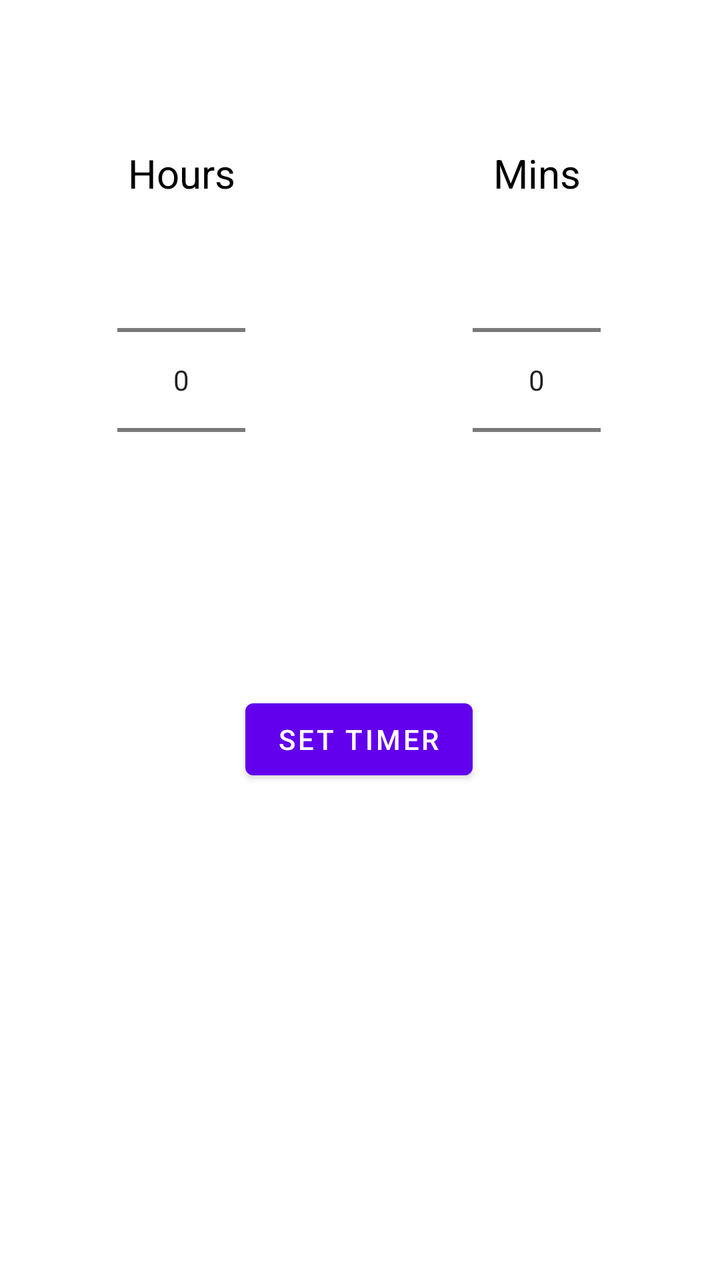
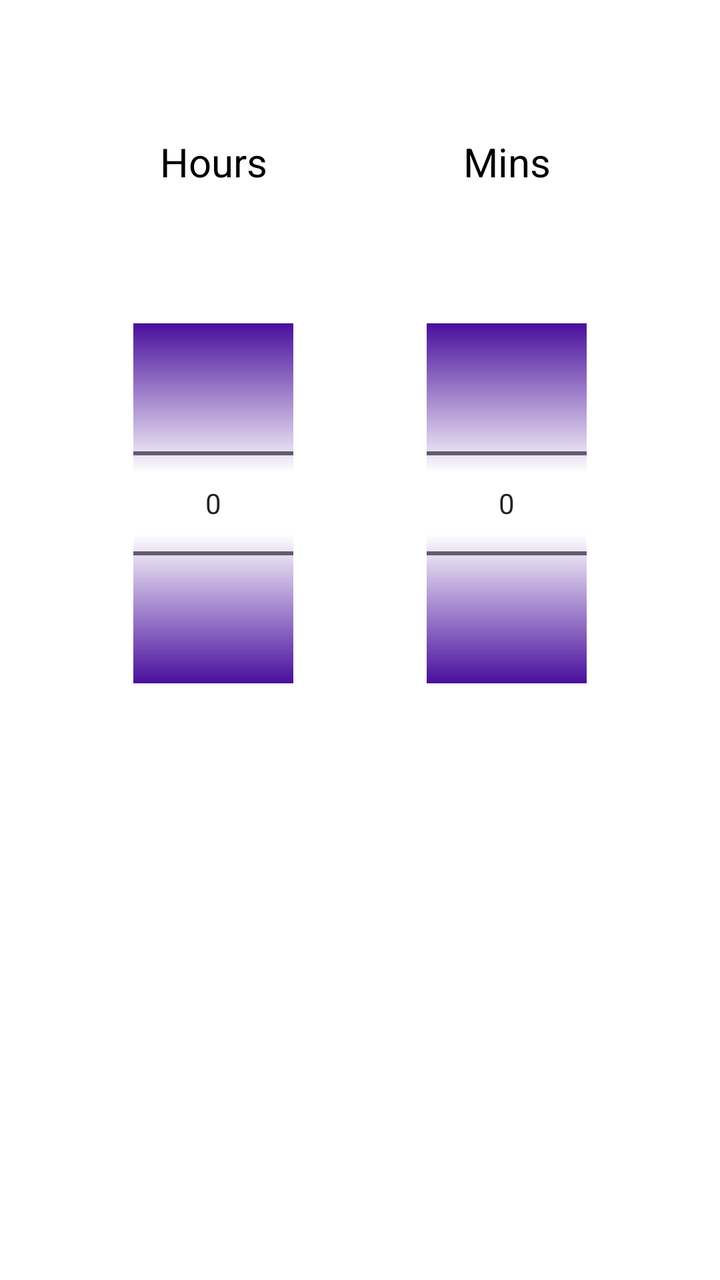

Two renders of the same Android screen: before a commit and after it. Below are the layout's source before the change and the commit's diff.
<!-- AndroidManifest.xml: application theme Theme.GamblingBadger -->
<!-- res/layout/fragment_timer.xml -->
<?xml version="1.0" encoding="utf-8"?>
<androidx.constraintlayout.widget.ConstraintLayout xmlns:android="http://schemas.android.com/apk/res/android"
    xmlns:app="http://schemas.android.com/apk/res-auto"
    xmlns:tools="http://schemas.android.com/tools"
    android:layout_width="match_parent"
    android:layout_height="match_parent"
    tools:context=".timer.TimerFragment" >

    <NumberPicker
        android:id="@+id/npH"
        android:layout_width="wrap_content"
        android:layout_height="wrap_content"
        android:layout_marginBottom="360dp"
        android:textColor="@color/black"
        app:layout_constraintBottom_toBottomOf="parent"
        app:layout_constraintEnd_toStartOf="@+id/timerFrag_button_SetTimer"
        app:layout_constraintHorizontal_bias="1.0"
        app:layout_constraintStart_toStartOf="parent" />

    <NumberPicker
        android:id="@+id/npM"
        android:layout_width="wrap_content"
        android:layout_height="wrap_content"
        android:layout_marginBottom="360dp"
        android:scrollbarSize="4dp"
        android:textColor="@color/black"
        app:layout_constraintBottom_toBottomOf="parent"
        app:layout_constraintEnd_toEndOf="parent"
        app:layout_constraintHorizontal_bias="0.0"
        app:layout_constraintStart_toEndOf="@+id/timerFrag_button_SetTimer" />

    <TextView
        android:id="@+id/textView2"
        android:layout_width="wrap_content"
        android:layout_height="wrap_content"
        android:text="Hours"
        android:textColor="@color/black"
        android:textSize="20dp"
        app:layout_constraintBottom_toTopOf="@+id/npH"
        app:layout_constraintEnd_toEndOf="@+id/npH"
        app:layout_constraintStart_toStartOf="@+id/npH" />

    <TextView
        android:id="@+id/textView"
        android:layout_width="wrap_content"
        android:layout_height="wrap_content"
        android:text="Mins"
        android:textColor="@color/black"
        android:textSize="20sp"
        app:layout_constraintBottom_toTopOf="@+id/npM"
        app:layout_constraintEnd_toEndOf="@+id/npM"
        app:layout_constraintStart_toStartOf="@+id/npM" />

    <Button
        android:id="@+id/timerFrag_button_SetTimer"
        android:layout_width="wrap_content"
        android:layout_height="wrap_content"
        android:text="Set Timer"
        app:layout_constraintBottom_toBottomOf="parent"
        app:layout_constraintEnd_toEndOf="parent"
        app:layout_constraintHorizontal_bias="0.498"
        app:layout_constraintStart_toStartOf="parent"
        app:layout_constraintTop_toBottomOf="@+id/npM"
        app:layout_constraintVertical_bias="0.211" />

    <TextView
        android:id="@+id/tv3"
        android:layout_width="wrap_content"
        android:layout_height="wrap_content"
        android:layout_marginBottom="152dp"
        android:textColor="@color/black"
        android:textSize="20sp"
        android:visibility="visible"
        app:layout_constraintBottom_toBottomOf="parent"
        app:layout_constraintEnd_toEndOf="parent"
        app:layout_constraintHorizontal_bias="0.498"
        app:layout_constraintStart_toStartOf="parent" />

    <Button
        android:id="@+id/conbutton"
        android:layout_width="wrap_content"
        android:layout_height="wrap_content"
        android:text="confirm"
        android:visibility="invisible"
        app:layout_constraintBottom_toBottomOf="parent"
        app:layout_constraintEnd_toEndOf="parent"
        app:layout_constraintHorizontal_bias="0.498"
        app:layout_constraintStart_toStartOf="parent"
        app:layout_constraintTop_toBottomOf="@+id/timerFrag_button_SetTimer"
        app:layout_constraintVertical_bias="0.772" />


</androidx.constraintlayout.widget.ConstraintLayout>
<!-- resources referenced by this layout -->
<resources>
  <color name="black">#FF000000</color>
  <style name="Theme.GamblingBadger" parent="Theme.MaterialComponents.DayNight.DarkActionBar">
          
          <item name="colorPrimary">@color/purple_500</item>
          <item name="colorPrimaryVariant">@color/purple_700</item>
          <item name="colorOnPrimary">@color/white</item>
          
          <item name="colorSecondary">@color/teal_200</item>
          <item name="colorSecondaryVariant">@color/teal_700</item>
          <item name="colorOnSecondary">@color/black</item>
          
          <item name="android:statusBarColor" tools:targetApi="l">?attr/colorPrimaryVariant</item>
          
      </style>
  <color name="purple_500">#FF6200EE</color>
  <color name="purple_700">#FF3700B3</color>
  <color name="white">#FFFFFFFF</color>
  <color name="teal_200">#FF03DAC5</color>
  <color name="teal_700">#FF018786</color>
</resources>

<!-- the commit's change to res/layout/fragment_timer.xml (unified diff, before → after) -->
@@ -4,77 +4,98 @@
     xmlns:tools="http://schemas.android.com/tools"
     android:layout_width="match_parent"
     android:layout_height="match_parent"
-    tools:context=".timer.TimerFragment" >
+    tools:context=".timer.TimerFragment">
 
     <NumberPicker
         android:id="@+id/npH"
-        android:layout_width="wrap_content"
+        android:layout_width="80dp"
         android:layout_height="wrap_content"
-        android:layout_marginBottom="360dp"
+        android:clipToOutline="false"
+        android:solidColor="#490F9C"
         android:textColor="@color/black"
-        app:layout_constraintBottom_toBottomOf="parent"
-        app:layout_constraintEnd_toStartOf="@+id/timerFrag_button_SetTimer"
-        app:layout_constraintHorizontal_bias="1.0"
-        app:layout_constraintStart_toStartOf="parent" />
+        app:layout_constraintBottom_toTopOf="@+id/timerFrag_button_SetTimer"
+        app:layout_constraintEnd_toStartOf="@+id/npM"
+        app:layout_constraintHorizontal_bias="0.5"
+        app:layout_constraintStart_toStartOf="parent"
+        app:layout_constraintTop_toBottomOf="@+id/textView2"
+        app:layout_constraintVertical_bias="0.5" />
 
     <NumberPicker
         android:id="@+id/npM"
-        android:layout_width="wrap_content"
+        android:layout_width="80dp"
         android:layout_height="wrap_content"
-        android:layout_marginBottom="360dp"
+        android:divider="@color/purple_700"
+        android:forceDarkAllowed="false"
+        android:orientation="vertical"
+        android:outlineAmbientShadowColor="#F80000"
         android:scrollbarSize="4dp"
+        android:selectionDividerHeight="2dp"
+        android:solidColor="#490F9C"
         android:textColor="@color/black"
-        app:layout_constraintBottom_toBottomOf="parent"
+        app:layout_constraintBottom_toTopOf="@+id/timerFrag_button_SetTimer"
         app:layout_constraintEnd_toEndOf="parent"
-        app:layout_constraintHorizontal_bias="0.0"
-        app:layout_constraintStart_toEndOf="@+id/timerFrag_button_SetTimer" />
+        app:layout_constraintHorizontal_bias="0.5"
+        app:layout_constraintStart_toEndOf="@+id/npH"
+        app:layout_constraintTop_toBottomOf="@+id/textView"
+        app:layout_constraintVertical_bias="0.5" />
 
     <TextView
         android:id="@+id/textView2"
-        android:layout_width="wrap_content"
+        android:layout_width="80dp"
         android:layout_height="wrap_content"
         android:text="Hours"
+        android:textAlignment="center"
         android:textColor="@color/black"
-        android:textSize="20dp"
+        android:textSize="20sp"
         app:layout_constraintBottom_toTopOf="@+id/npH"
-        app:layout_constraintEnd_toEndOf="@+id/npH"
-        app:layout_constraintStart_toStartOf="@+id/npH" />
+        app:layout_constraintEnd_toStartOf="@+id/textView"
+        app:layout_constraintHorizontal_bias="0.5"
+        app:layout_constraintStart_toStartOf="parent"
+        app:layout_constraintTop_toTopOf="parent"
+        app:layout_constraintVertical_bias="0.5" />
 
     <TextView
         android:id="@+id/textView"
-        android:layout_width="wrap_content"
+        android:layout_width="80dp"
         android:layout_height="wrap_content"
+        android:outlineAmbientShadowColor="#000000"
+        android:outlineProvider="background"
         android:text="Mins"
+        android:textAlignment="center"
         android:textColor="@color/black"
         android:textSize="20sp"
         app:layout_constraintBottom_toTopOf="@+id/npM"
-        app:layout_constraintEnd_toEndOf="@+id/npM"
-        app:layout_constraintStart_toStartOf="@+id/npM" />
+        app:layout_constraintEnd_toEndOf="parent"
+        app:layout_constraintHorizontal_bias="0.5"
+        app:layout_constraintStart_toEndOf="@+id/textView2"
+        app:layout_constraintTop_toTopOf="parent"
+        app:layout_constraintVertical_bias="0.5" />
 
     <Button
         android:id="@+id/timerFrag_button_SetTimer"
         android:layout_width="wrap_content"
         android:layout_height="wrap_content"
-        android:text="Set Timer"
-        app:layout_constraintBottom_toBottomOf="parent"
+        android:text="cancel(Temp)"
+        android:visibility="invisible"
+        app:layout_constraintBottom_toTopOf="@+id/conbutton"
         app:layout_constraintEnd_toEndOf="parent"
         app:layout_constraintHorizontal_bias="0.498"
         app:layout_constraintStart_toStartOf="parent"
-        app:layout_constraintTop_toBottomOf="@+id/npM"
-        app:layout_constraintVertical_bias="0.211" />
+        app:layout_constraintTop_toBottomOf="@+id/npH"
+        app:layout_constraintVertical_bias="0.5" />
 
     <TextView
         android:id="@+id/tv3"
         android:layout_width="wrap_content"
         android:layout_height="wrap_content"
-        android:layout_marginBottom="152dp"
         android:textColor="@color/black"
         android:textSize="20sp"
         android:visibility="visible"
-        app:layout_constraintBottom_toBottomOf="parent"
+        app:layout_constraintBottom_toTopOf="@+id/conbutton"
         app:layout_constraintEnd_toEndOf="parent"
-        app:layout_constraintHorizontal_bias="0.498"
-        app:layout_constraintStart_toStartOf="parent" />
+        app:layout_constraintHorizontal_bias="0.5"
+        app:layout_constraintStart_toStartOf="parent"
+        app:layout_constraintTop_toBottomOf="@+id/timerFrag_button_SetTimer" />
 
     <Button
         android:id="@+id/conbutton"
@@ -84,10 +105,10 @@
         android:visibility="invisible"
         app:layout_constraintBottom_toBottomOf="parent"
         app:layout_constraintEnd_toEndOf="parent"
-        app:layout_constraintHorizontal_bias="0.498"
+        app:layout_constraintHorizontal_bias="0.5"
         app:layout_constraintStart_toStartOf="parent"
         app:layout_constraintTop_toBottomOf="@+id/timerFrag_button_SetTimer"
-        app:layout_constraintVertical_bias="0.772" />
+        app:layout_constraintVertical_bias="0.5" />
 
 
 </androidx.constraintlayout.widget.ConstraintLayout>
